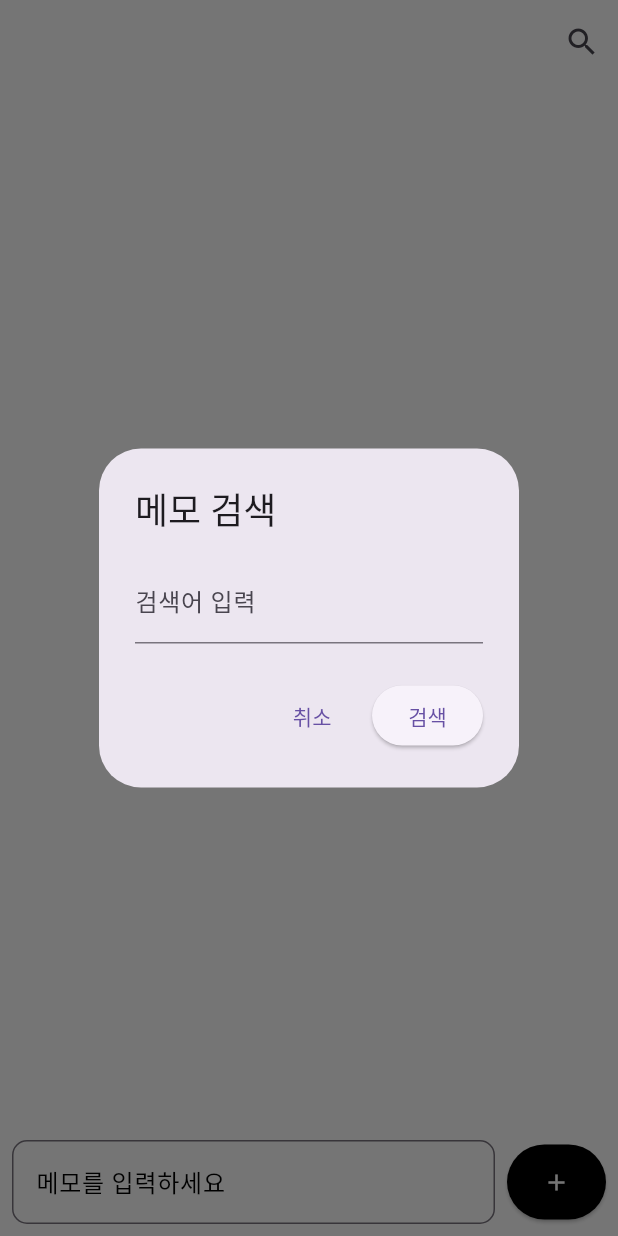
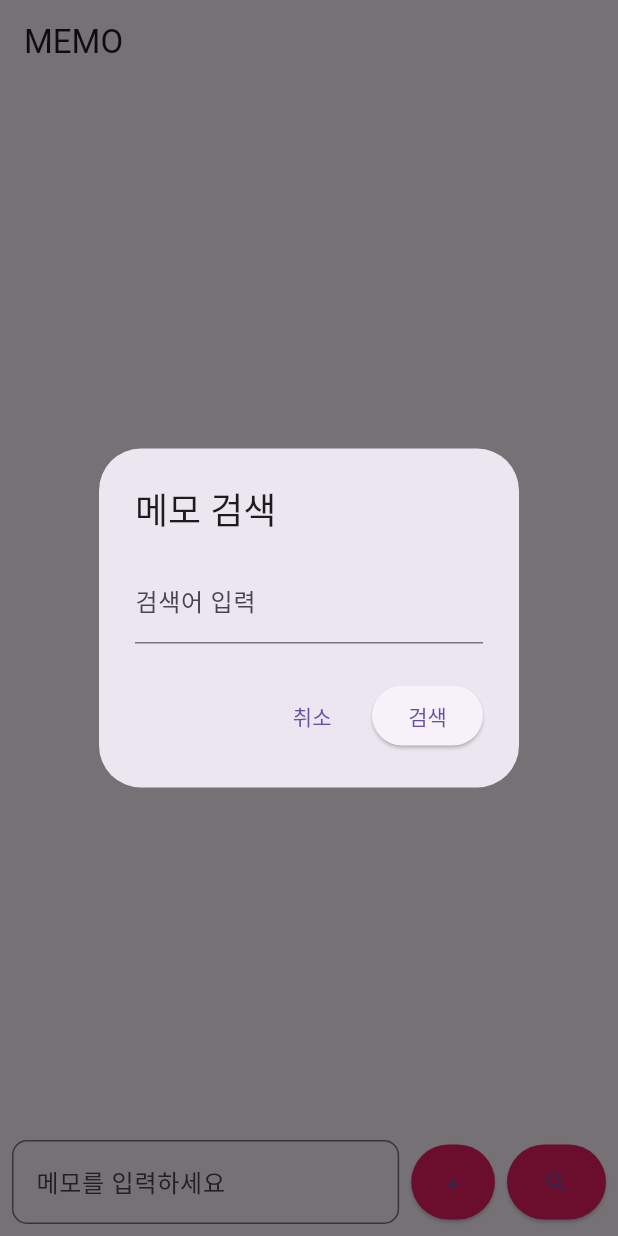
Before and after one commit to dawonU/modo, a Flutter app: the MemoPage screen opened directly, after a tap on the "search" icon, on a phone screen of 412 x 824 dp. Run offline on Flutter 3.47's test engine with Material 3 defaults, Android fonts, the phone set to English and light mode, and no system bars; our stand-ins replace cloud_firestore, firebase_auth, firebase_core, flutter_colorpicker, get, image_picker and 1 more; accounts and stored records are empty.

Commit message:
firebase_todo_final

```diff
--- a/lib/memo.dart
+++ b/lib/memo.dart
@@ -22,9 +22,13 @@ class _MemoPageState extends State<MemoPage> {
   }
 
   Future<void> _loadMemos() async {
-    User? user = _auth.currentUser;
+    final user = _auth.currentUser;
     if (user != null) {
-      final snapshot = await _firestore.collection('users').doc(user.uid).collection('memos').get();
+      final snapshot = await _firestore
+          .collection('users')
+          .doc(user.uid)
+          .collection('memos')
+          .get();
       setState(() {
         memos.clear();
         for (var doc in snapshot.docs) {
@@ -40,9 +44,13 @@ class _MemoPageState extends State<MemoPage> {
 
   Future<void> _addMemo() async {
     if (memoController.text.isNotEmpty) {
-      User? user = _auth.currentUser;
+      final user = _auth.currentUser;
       if (user != null) {
-        final docRef = await _firestore.collection('users').doc(user.uid).collection('memos').add({
+        final docRef = await _firestore
+            .collection('users')
+            .doc(user.uid)
+            .collection('memos')
+            .add({
           'content': memoController.text,
           'pinned': false,
         });
@@ -59,10 +67,15 @@ class _MemoPageState extends State<MemoPage> {
   }
 
   Future<void> _deleteMemo(int index) async {
-    User? user = _auth.currentUser;
+    final user = _auth.currentUser;
     if (user != null) {
       final memo = memos[index];
-      await _firestore.collection('users').doc(user.uid).collection('memos').doc(memo['id']).delete();
+      await _firestore
+          .collection('users')
+          .doc(user.uid)
+          .collection('memos')
+          .doc(memo['id'])
+          .delete();
       setState(() {
         memos.removeAt(index);
       });
@@ -70,12 +83,15 @@ class _MemoPageState extends State<MemoPage> {
   }
 
   Future<void> _editMemo(int index, String newContent) async {
-    User? user = _auth.currentUser;
+    final user = _auth.currentUser;
     if (user != null) {
       final memo = memos[index];
-      await _firestore.collection('users').doc(user.uid).collection('memos').doc(memo['id']).update({
-        'content': newContent,
-      });
+      await _firestore
+          .collection('users')
+          .doc(user.uid)
+          .collection('memos')
+          .doc(memo['id'])
+          .update({'content': newContent});
       setState(() {
         memos[index]['content'] = newContent;
       });
@@ -83,13 +99,16 @@ class _MemoPageState extends State<MemoPage> {
   }
 
   Future<void> _togglePin(int index) async {
-    User? user = _auth.currentUser;
+    final user = _auth.currentUser;
     if (user != null) {
       final memo = memos[index];
       final newPinnedStatus = !memo['pinned'];
-      await _firestore.collection('users').doc(user.uid).collection('memos').doc(memo['id']).update({
-        'pinned': newPinnedStatus,
-      });
+      await _firestore
+          .collection('users')
+          .doc(user.uid)
+          .collection('memos')
+          .doc(memo['id'])
+          .update({'pinned': newPinnedStatus});
       setState(() {
         memos[index]['pinned'] = newPinnedStatus;
       });
@@ -112,22 +131,10 @@ class _MemoPageState extends State<MemoPage> {
     final filteredMemos = getFilteredMemos();
     return Scaffold(
       appBar: AppBar(
-        title: const Text(''),
-        backgroundColor: Colors.white, // AppBar 배경색 흰색
-        actions: [
-          IconButton(
-            icon: const Icon(Icons.search),
-            onPressed: () {
-              showSearchDialog();
-            },
-          )
-        ],
+        title: const Text('MEMO'),
       ),
-      body: Container(
-        color: Colors.white, // 본문 배경색 흰색
-        child: Column(
+      body: Column(
         children: [
-            SizedBox(height: 10),
           Expanded(
             child: ListView.builder(
               itemCount: filteredMemos.length,
@@ -135,7 +142,6 @@ class _MemoPageState extends State<MemoPage> {
                 final memo = filteredMemos[index];
                 return Card(
                   elevation: 4,
-                    color: Colors.grey[200], // 메모 배경색을 밝은 회색으로 설정
                   margin: const EdgeInsets.symmetric(vertical: 8, horizontal: 16),
                   child: ListTile(
                     title: Text(memo['content']),
@@ -173,36 +179,36 @@ class _MemoPageState extends State<MemoPage> {
                 Expanded(
                   child: TextField(
                     controller: memoController,
-                      style: const TextStyle(color: Colors.black), // 텍스트 색상 검정
                     decoration: InputDecoration(
                       labelText: '메모를 입력하세요',
-                        labelStyle: const TextStyle(color: Colors.black), // 라벨 색상 검정
                       border: OutlineInputBorder(
                         borderRadius: BorderRadius.circular(10.0),
-                          borderSide: const BorderSide(color: Colors.black), // 테두리 색상 검정
-                        ),
-                        focusedBorder: OutlineInputBorder( // 포커스 시 테두리 색상
-                          borderRadius: BorderRadius.circular(10.0),
-                          borderSide: const BorderSide(color: Colors.black), // 포커스 시 테두리 색상 검정
                       ),
                     ),
-                      cursorColor: Colors.black, // 커서 색상 검정
                   ),
                 ),
                 const SizedBox(width: 8),
                 ElevatedButton(
                   onPressed: _addMemo,
-                    child: const Icon(Icons.add, color: Colors.white), // + 아이콘만 표시
+                  child: const Text('+'),
                   style: ElevatedButton.styleFrom(
                     minimumSize: const Size(50, 50),
-                      backgroundColor: Colors.black, // 배경색 검정
+                    backgroundColor: Colors.pink,
+                  ),
+                ),
+                const SizedBox(width: 8),
+                ElevatedButton(
+                  onPressed: showSearchDialog,
+                  child: const Icon(Icons.search),
+                  style: ElevatedButton.styleFrom(
+                    minimumSize: const Size(50, 50),
+                    backgroundColor: Colors.pink,
                   ),
                 ),
               ],
             ),
           ),
         ],
-        ),
       ),
     );
   }
```
Lines whose indentation alone changed are shown as unchanged.
